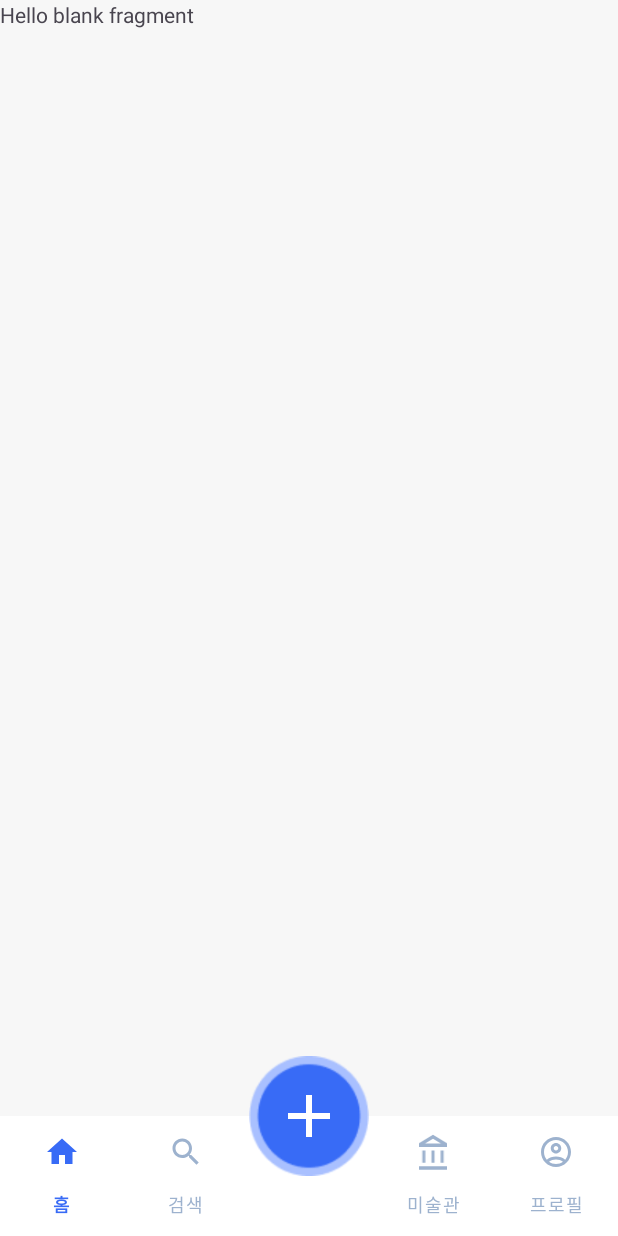
After one commit to WOONBE/Arti, an Android app: the ArtBannerFragment screen opened through its navigation route, on a phone screen of 412 x 824 dp. The commit adds this screen. Run offline under Robolectric (Android 15) with nearby library versions, the phone set to English and light mode, and no system bars; our stand-ins replace Dagger/Hilt's generated code, data binding, navigation-ui.

Commit message:
feat: 배너 클릭시 이동 구현

```diff
--- /dev/null
+++ b/Android/ArtI/app/src/main/java/com/hexa/arti/ui/search/ArtBannerFragment.kt
@@ -0,0 +1,17 @@
+package com.hexa.arti.ui.search
+
+import android.os.Bundle
+import androidx.fragment.app.Fragment
+import android.view.LayoutInflater
+import android.view.View
+import android.view.ViewGroup
+import com.hexa.arti.R
+import com.hexa.arti.config.BaseFragment
+import com.hexa.arti.databinding.FragmentArtBannerBinding
+
+
+class ArtBannerFragment : BaseFragment<FragmentArtBannerBinding>(R.layout.fragment_art_banner) {
+    override fun init() {
+
+    }
+}
--- a/Android/ArtI/app/src/main/java/com/hexa/arti/ui/search/SearchFragment.kt
+++ b/Android/ArtI/app/src/main/java/com/hexa/arti/ui/search/SearchFragment.kt
@@ -6,6 +6,7 @@
 import androidx.activity.OnBackPressedCallback
 import androidx.core.widget.addTextChangedListener
 import androidx.lifecycle.lifecycleScope
+import androidx.navigation.fragment.findNavController
 import com.hexa.arti.R
 import com.hexa.arti.config.BaseFragment
 import com.hexa.arti.databinding.FragmentSearchBinding
@@ -45,6 +46,10 @@
                 }
             })
 
+        initViews()
+    }
+
+    private fun initViews(){
         binding.tietSearch.setOnFocusChangeListener { _, hasFocus ->
             viewLifecycleOwner.lifecycleScope.launch {
                 if (hasFocus) {
@@ -64,6 +69,18 @@
         binding.tietSearch.addTextChangedListener { text ->
             if (text.toString().isEmpty()) binding.ivClearText.visibility = View.GONE
             else binding.ivClearText.visibility = View.VISIBLE
+        }
+
+        binding.ivBannerArt.setOnClickListener {
+            moveToArtBannerFragment()
+        }
+
+        binding.ivGradationArt.setOnClickListener {
+            moveToArtBannerFragment()
+        }
+
+        binding.tvArt.setOnClickListener {
+            moveToArtBannerFragment()
         }
     }
 
@@ -117,5 +134,9 @@
             .setDuration(150)
     }
 
+    private fun moveToArtBannerFragment(){
+        findNavController().navigate(R.id.action_searchFragment_to_artBannerFragment)
+    }
+
 
 }
--- /dev/null
+++ b/Android/ArtI/app/src/main/res/layout/fragment_art_banner.xml
@@ -0,0 +1,21 @@
+<?xml version="1.0" encoding="utf-8"?>
+<layout xmlns:android="http://schemas.android.com/apk/res/android"
+    xmlns:tools="http://schemas.android.com/tools">
+
+    <data>
+
+    </data>
+
+    <androidx.constraintlayout.widget.ConstraintLayout
+        android:layout_width="match_parent"
+        android:layout_height="match_parent"
+        tools:context=".ui.search.ArtBannerFragment">
+
+        <!-- TODO: Update blank fragment layout -->
+        <TextView
+            android:layout_width="match_parent"
+            android:layout_height="match_parent"
+            android:text="@string/hello_blank_fragment" />
+
+    </androidx.constraintlayout.widget.ConstraintLayout>
+</layout>
--- a/Android/ArtI/app/src/main/res/navigation/nav_graph.xml
+++ b/Android/ArtI/app/src/main/res/navigation/nav_graph.xml
@@ -15,7 +15,11 @@
         android:id="@+id/searchFragment"
         android:name="com.hexa.arti.ui.search.SearchFragment"
         android:label="fragment_search"
-        tools:layout="@layout/fragment_search" />
+        tools:layout="@layout/fragment_search" >
+        <action
+            android:id="@+id/action_searchFragment_to_artBannerFragment"
+            app:destination="@id/artBannerFragment" />
+    </fragment>
     <fragment
         android:id="@+id/artworkUploadFragment"
         android:name="com.hexa.arti.ui.artwork.ArtworkUploadFragment"
@@ -65,4 +69,8 @@
             android:id="@+id/action_myGalleryFragment_to_subscribeFragment"
             app:destination="@id/subscribeFragment" />
     </fragment>
+    <fragment
+        android:id="@+id/artBannerFragment"
+        android:name="com.hexa.arti.ui.search.ArtBannerFragment"
+        android:label="ArtBannerFragment" />
 </navigation>
```
